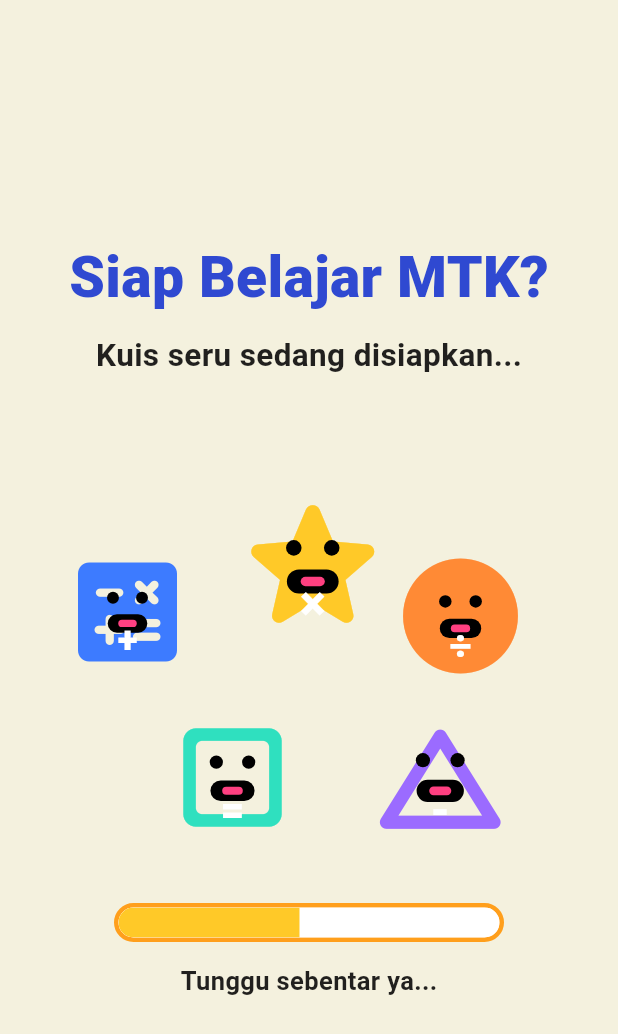
After one commit to Evimeliyani/Proyek3, a Flutter app: the MathLoadingPage screen opened directly, on a phone screen of 412 x 824 dp. The commit adds this screen. Shown: the top 1034 px of the screen. Run offline on Flutter 3.47's test engine with Material 3 defaults, Android fonts, the phone set to English and light mode, and no system bars; our stand-ins replace image_picker, shared_preferences; accounts and stored records are empty.

Commit message:
animasi loading setelah login

```diff
--- a/apk_kuis/lib/ui/auth/login_siswa_page.dart
+++ b/apk_kuis/lib/ui/auth/login_siswa_page.dart
@@ -1,9 +1,10 @@
+import 'package:apk_kuis/ui/splash/login_success_page.dart';
 import 'package:flutter/material.dart';
 import '../../core/token_storage.dart';
 import '../../services/auth_service.dart';
 import '../widgets/auth_background.dart';
 import 'register_siswa_page.dart';
-import '../home/home_page.dart';
+import '../splash/login_success_page.dart';
 
 class LoginSiswaPage extends StatefulWidget {
   const LoginSiswaPage({super.key});
@@ -42,7 +43,7 @@ class _LoginSiswaPageState extends State<LoginSiswaPage> {
 
       Navigator.pushReplacement(
         context,
-        MaterialPageRoute(builder: (_) => const HomePage()),
+        MaterialPageRoute(builder: (_) => const MathLoadingPage()),
       );
     } catch (e) {
       if (!mounted) return;
--- /dev/null
+++ b/apk_kuis/lib/ui/splash/login_success_page.dart
@@ -0,0 +1,271 @@
+import 'dart:async';
+import 'package:flutter/material.dart';
+import '../home/home_page.dart';
+
+class MathLoadingPage extends StatefulWidget {
+  const MathLoadingPage({super.key});
+
+  @override
+  State<MathLoadingPage> createState() => _MathLoadingPageState();
+}
+
+class _MathLoadingPageState extends State<MathLoadingPage>
+    with TickerProviderStateMixin {
+  late AnimationController _moveController;
+  late AnimationController _progressController;
+
+  @override
+  void initState() {
+    super.initState();
+
+    _moveController = AnimationController(
+      vsync: this,
+      duration: const Duration(milliseconds: 850),
+    )..repeat(reverse: true);
+
+    _progressController = AnimationController(
+      vsync: this,
+      duration: const Duration(seconds: 4),
+    )..forward();
+
+    Timer(const Duration(seconds: 4), () {
+      if (!mounted) return;
+      Navigator.pushReplacement(
+        context,
+        MaterialPageRoute(builder: (_) => const HomePage()),
+      );
+    });
+  }
+
+  @override
+  void dispose() {
+    _moveController.dispose();
+    _progressController.dispose();
+    super.dispose();
+  }
+
+  @override
+  Widget build(BuildContext context) {
+    final screenWidth = MediaQuery.of(context).size.width;
+    final isWide = screenWidth > 700;
+
+    return Scaffold(
+      backgroundColor: const Color(0xFFF4F1DE),
+      body: SafeArea(
+        child: AnimatedBuilder(
+          animation: _moveController,
+          builder: (context, _) {
+            final move = _moveController.value;
+
+            return Center(
+              child: SingleChildScrollView(
+                child: Column(
+                  mainAxisAlignment: MainAxisAlignment.center,
+                  children: [
+                    const Text(
+                      'Siap Belajar MTK?',
+                      style: TextStyle(
+                        fontSize: 38,
+                        fontWeight: FontWeight.w900,
+                        color: Color(0xFF2F49D1),
+                      ),
+                    ),
+
+                    const SizedBox(height: 10),
+
+                    const Text(
+                      'Kuis seru sedang disiapkan...',
+                      style: TextStyle(
+                        fontSize: 21,
+                        fontWeight: FontWeight.w700,
+                        color: Colors.black87,
+                      ),
+                    ),
+
+                    const SizedBox(height: 30),
+
+                    SizedBox(
+                      width: isWide ? 560 : 360,
+                      height: isWide ? 370 : 300,
+                      child: Stack(
+                        alignment: Alignment.center,
+                        children: [
+                          _shapeCharacter(
+                            left: isWide ? 35 : 15,
+                            top: isWide ? 105 - (move * 18) : 85 - (move * 14),
+                            color: const Color(0xFF3D7BFF),
+                            icon: Icons.calculate_rounded,
+                            label: '+',
+                            size: isWide ? 120 : 88,
+                          ),
+
+                          _shapeCharacter(
+                            left: isWide ? 200 : 125,
+                            top: isWide ? 30 + (move * 16) : 35 + (move * 12),
+                            color: const Color(0xFFFFC928),
+                            icon: Icons.star_rounded,
+                            label: '×',
+                            size: isWide ? 155 : 115,
+                          ),
+
+                          _shapeCharacter(
+                            left: isWide ? 380 : 235,
+                            top: isWide ? 105 - (move * 15) : 85 - (move * 10),
+                            color: const Color(0xFFFF8A35),
+                            icon: Icons.circle,
+                            label: '÷',
+                            size: isWide ? 125 : 92,
+                          ),
+
+                          _shapeCharacter(
+                            left: isWide ? 135 : 80,
+                            top: isWide ? 235 + (move * 13) : 185 + (move * 10),
+                            color: const Color(0xFF2FE0BF),
+                            icon: Icons.crop_square_rounded,
+                            label: '=',
+                            size: isWide ? 130 : 98,
+                          ),
+
+                          _shapeCharacter(
+                            left: isWide ? 335 : 215,
+                            top: isWide ? 225 + (move * 18) : 180 + (move * 14),
+                            color: const Color(0xFF9B6BFF),
+                            icon: Icons.change_history_rounded,
+                            label: '-',
+                            size: isWide ? 140 : 105,
+                          ),
+                        ],
+                      ),
+                    ),
+
+                    const SizedBox(height: 20),
+
+                    Container(
+                      width: isWide ? 360 : 260,
+                      height: 26,
+                      decoration: BoxDecoration(
+                        color: Colors.white,
+                        borderRadius: BorderRadius.circular(30),
+                        border: Border.all(
+                          color: const Color(0xFFFF9F1C),
+                          width: 3,
+                        ),
+                      ),
+                      child: ClipRRect(
+                        borderRadius: BorderRadius.circular(30),
+                        child: AnimatedBuilder(
+                          animation: _progressController,
+                          builder: (context, _) {
+                            return LinearProgressIndicator(
+                              value: _progressController.value,
+                              backgroundColor: Colors.white,
+                              valueColor: const AlwaysStoppedAnimation(
+                                Color(0xFFFFC928),
+                              ),
+                            );
+                          },
+                        ),
+                      ),
+                    ),
+
+                    const SizedBox(height: 14),
+
+                    const Text(
+                      'Tunggu sebentar ya...',
+                      style: TextStyle(
+                        fontSize: 17,
+                        fontWeight: FontWeight.w700,
+                        color: Colors.black87,
+                      ),
+                    ),
+                  ],
+                ),
+              ),
+            );
+          },
+        ),
+      ),
+    );
+  }
+
+  Widget _shapeCharacter({
+    required double left,
+    required double top,
+    required Color color,
+    required IconData icon,
+    required String label,
+    required double size,
+  }) {
+    return Positioned(
+      left: left,
+      top: top,
+      child: Stack(
+        alignment: Alignment.center,
+        children: [
+          Icon(
+            icon,
+            size: size,
+            color: color,
+          ),
+
+          Positioned(
+            top: size * 0.34,
+            child: Row(
+              mainAxisSize: MainAxisSize.min,
+              children: [
+                _eye(size),
+                SizedBox(width: size * 0.13),
+                _eye(size),
+              ],
+            ),
+          ),
+
+          Positioned(
+            top: size * 0.52,
+            child: Container(
+              width: size * 0.30,
+              height: size * 0.14,
+              decoration: BoxDecoration(
+                color: Colors.black,
+                borderRadius: BorderRadius.circular(30),
+              ),
+              child: Center(
+                child: Container(
+                  width: size * 0.14,
+                  height: size * 0.055,
+                  decoration: BoxDecoration(
+                    color: Colors.pinkAccent,
+                    borderRadius: BorderRadius.circular(30),
+                  ),
+                ),
+              ),
+            ),
+          ),
+
+          Positioned(
+            bottom: size * 0.08,
+            child: Text(
+              label,
+              style: TextStyle(
+                fontSize: size * 0.28,
+                fontWeight: FontWeight.w900,
+                color: Colors.white,
+              ),
+            ),
+          ),
+        ],
+      ),
+    );
+  }
+
+  Widget _eye(double size) {
+    return Container(
+      width: size * 0.09,
+      height: size * 0.11,
+      decoration: const BoxDecoration(
+        color: Colors.black,
+        shape: BoxShape.circle,
+      ),
+    );
+  }
+}
```
